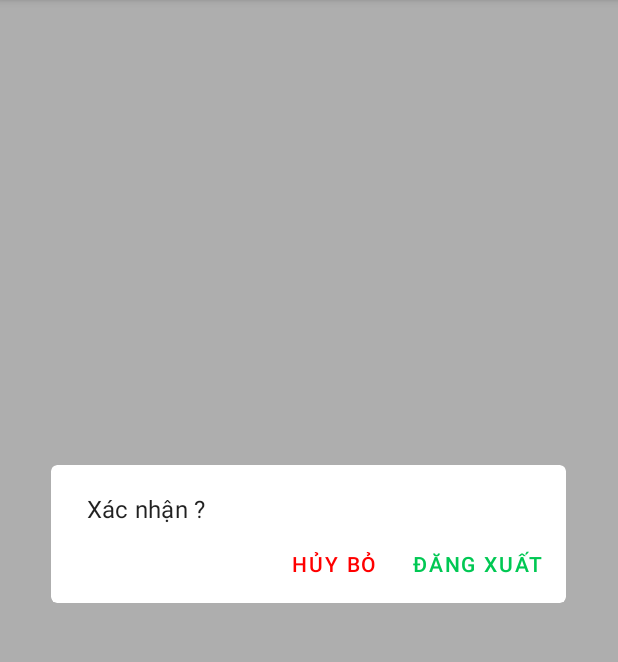
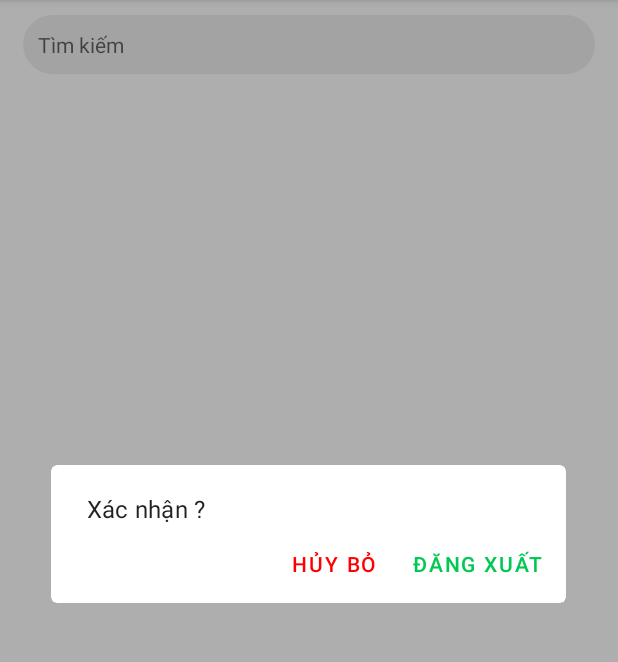
Before and after one commit to VNDaDra/Orecha, an Android app: the fragment ContactFragment placed in its activity, in the options menu, after a tap on "Đăng xuất", on a phone screen of 412 x 824 dp, the part 84-746 px from its top. Run offline under Robolectric (Android 15) with nearby library versions, the phone set to English and light mode, and no system bars; our stand-ins replace CircleImageView, Firebase (no records; nobody signed in at launch, a user with empty details on screens opened directly).

```diff
--- a/app/src/main/java/edu/dadra/orecha/Main/ChatListFragment.java
+++ b/app/src/main/java/edu/dadra/orecha/Main/ChatListFragment.java
@@ -1,9 +1,12 @@
 package edu.dadra.orecha.Main;
 
 import android.os.Bundle;
+import android.text.Editable;
+import android.text.TextWatcher;
 import android.view.LayoutInflater;
 import android.view.View;
 import android.view.ViewGroup;
+import android.widget.EditText;
 
 import androidx.fragment.app.Fragment;
 import androidx.recyclerview.widget.LinearLayoutManager;
@@ -36,6 +39,7 @@ public class ChatListFragment extends Fragment {
     private FirebaseUser firebaseUser;
     private CollectionReference contactRef;
 
+    private EditText searchBar;
 
     @Override
     public void onCreate(Bundle savedInstanceState) {
@@ -48,22 +52,52 @@ public class ChatListFragment extends Fragment {
         chatListFragmentView = inflater.inflate(R.layout.fragment_chatlist, container, false);
 
         init();
+        searchBar = chatListFragmentView.findViewById(R.id.chat_list_search_bar);
 
         contactRef = db.collection("contacts").document(firebaseUser.getUid())
                 .collection("userContacts");
-        Query query = contactRef.whereEqualTo("hasChat", true).orderBy("lastMessageTime", Query.Direction.DESCENDING);
-
-        FirestoreRecyclerOptions<Friends> options = new FirestoreRecyclerOptions.Builder<Friends>()
+        Query query = contactRef.whereEqualTo("hasChat", true)
+                .orderBy("lastMessageTime", Query.Direction.DESCENDING);
+        FirestoreRecyclerOptions<Friends> defaultOptions = new FirestoreRecyclerOptions.Builder<Friends>()
                 .setQuery(query, Friends.class).build();
-        chatListAdapter = new ChatListAdapter(options);
+        chatListAdapter = new ChatListAdapter(defaultOptions);
         chatListAdapter.registerAdapterDataObserver(new RecyclerView.AdapterDataObserver() {
             @Override
             public void onItemRangeInserted(int positionStart, int itemCount) {
                 super.onItemRangeInserted(positionStart, itemCount);
             }
         });
+
         chatListAdapter.notifyDataSetChanged();
         chatListRecyclerView.setAdapter(chatListAdapter);
+
+        searchBar.addTextChangedListener(new TextWatcher() {
+            @Override
+            public void beforeTextChanged(CharSequence s, int start, int count, int after) {
+            }
+
+            @Override
+            public void onTextChanged(CharSequence s, int start, int before, int count) {
+                if (s.toString().trim().length() != 0) {
+                    Query filterQuery = db.collection("contacts").document(firebaseUser.getUid())
+                            .collection("userContacts")
+                            .whereEqualTo("hasChat", true)
+                            .orderBy("displayName", Query.Direction.ASCENDING)
+                            .startAt(s.toString().trim())
+                            .endAt(s.toString().trim() + "\uf8ff");
+                    FirestoreRecyclerOptions<Friends> filterOption = new FirestoreRecyclerOptions.Builder<Friends>()
+                            .setQuery(filterQuery, Friends.class).build();
+                    chatListAdapter.updateOptions(filterOption);
+                } else {
+                    chatListAdapter.updateOptions(defaultOptions);
+                }
+            }
+
+            @Override
+            public void afterTextChanged(Editable s) {
+
+            }
+        });
 
         return chatListFragmentView;
     }
--- a/app/src/main/java/edu/dadra/orecha/Main/ContactFragment.java
+++ b/app/src/main/java/edu/dadra/orecha/Main/ContactFragment.java
@@ -1,9 +1,12 @@
 package edu.dadra.orecha.Main;
 
 import android.os.Bundle;
+import android.text.Editable;
+import android.text.TextWatcher;
 import android.view.LayoutInflater;
 import android.view.View;
 import android.view.ViewGroup;
+import android.widget.EditText;
 
 import androidx.fragment.app.Fragment;
 import androidx.recyclerview.widget.LinearLayoutManager;
@@ -31,9 +34,11 @@ public class ContactFragment extends Fragment {
     private LinearLayoutManager linearLayoutManager;
     ContactAdapter contactAdapter;
 
-    private FirebaseUser user;
+    private FirebaseUser firebaseUser;
     private FirebaseFirestore db;
     private CollectionReference contactsRef;
+
+    private EditText searchBar;
 
     @Override
     public void onCreate(Bundle savedInstanceState) {
@@ -46,22 +51,50 @@ public class ContactFragment extends Fragment {
         contactFragmentView = inflater.inflate(R.layout.fragment_contact, container, false);
 
         init();
+        searchBar = contactFragmentView.findViewById(R.id.contact_search_bar);
 
-        contactsRef = db.collection("contacts").document(user.getUid())
+        contactsRef = db.collection("contacts").document(firebaseUser.getUid())
                 .collection("userContacts");
         Query query = contactsRef.orderBy("email", Query.Direction.ASCENDING);
 
-        FirestoreRecyclerOptions<Friends> options = new FirestoreRecyclerOptions.Builder<Friends>()
+        FirestoreRecyclerOptions<Friends> defaultOptions = new FirestoreRecyclerOptions.Builder<Friends>()
                 .setQuery(query, Friends.class).build();
-        contactAdapter = new ContactAdapter(options);
+        contactAdapter = new ContactAdapter(defaultOptions);
         contactAdapter.registerAdapterDataObserver(new RecyclerView.AdapterDataObserver() {
             @Override
             public void onItemRangeInserted(int positionStart, int itemCount) {
-                contactRecyclerView.scrollToPosition(contactAdapter.getItemCount() - 1);
+                super.onItemRangeInserted(positionStart, itemCount);
             }
         });
         contactAdapter.notifyDataSetChanged();
         contactRecyclerView.setAdapter(contactAdapter);
+
+        searchBar.addTextChangedListener(new TextWatcher() {
+            @Override
+            public void beforeTextChanged(CharSequence s, int start, int count, int after) {
+            }
+
+            @Override
+            public void onTextChanged(CharSequence s, int start, int before, int count) {
+                if (s.toString().trim().length() != 0) {
+                    Query filterQuery = db.collection("contacts").document(firebaseUser.getUid())
+                            .collection("userContacts")
+                            .orderBy("displayName", Query.Direction.ASCENDING)
+                            .startAt(s.toString().trim())
+                            .endAt(s.toString().trim() + "\uf8ff");
+                    FirestoreRecyclerOptions<Friends> filterOption = new FirestoreRecyclerOptions.Builder<Friends>()
+                            .setQuery(filterQuery, Friends.class).build();
+                    contactAdapter.updateOptions(filterOption);
+                } else {
+                    contactAdapter.updateOptions(defaultOptions);
+                }
+            }
+
+            @Override
+            public void afterTextChanged(Editable s) {
+
+            }
+        });
 
         return contactFragmentView;
     }
@@ -72,7 +105,7 @@ public class ContactFragment extends Fragment {
                 LinearLayoutManager.VERTICAL, false);
         contactRecyclerView.setLayoutManager(linearLayoutManager);
         db = FirebaseFirestore.getInstance();
-        user = FirebaseAuth.getInstance().getCurrentUser();
+        firebaseUser = FirebaseAuth.getInstance().getCurrentUser();
     }
 
 
--- a/app/src/main/java/edu/dadra/orecha/MainActivity.java
+++ b/app/src/main/java/edu/dadra/orecha/MainActivity.java
@@ -76,7 +76,6 @@ public class MainActivity extends AppCompatActivity {
 
         setSupportActionBar(toolbar);
         getSupportActionBar().setDisplayShowTitleEnabled(false);
-
 
         moveToProfileActivity();
     }
--- a/app/src/main/res/drawable/receiver_message.xml
+++ b/app/src/main/res/drawable/receiver_message.xml
@@ -1,4 +1,4 @@
 <shape xmlns:android="http://schemas.android.com/apk/res/android" android:shape="rectangle">
-    <solid android:color="#fff" />
+    <solid android:color="@color/gray200" />
     <corners android:topLeftRadius="5dp" android:radius="16dp" />
 </shape>
--- /dev/null
+++ b/app/src/main/res/drawable/search_bar.xml
@@ -0,0 +1,7 @@
+<?xml version="1.0" encoding="utf-8"?>
+<shape xmlns:android="http://schemas.android.com/apk/res/android"
+    android:shape="rectangle">
+    <solid android:color="@color/gray200"/>
+    <corners android:radius="25dp"/>
+
+</shape>
--- a/app/src/main/res/layout/fragment_chatlist.xml
+++ b/app/src/main/res/layout/fragment_chatlist.xml
@@ -7,14 +7,32 @@
     android:layout_height="match_parent"
     tools:context=".Main.ChatListFragment">
 
+    <EditText
+        android:id="@+id/chat_list_search_bar"
+        android:layout_width="match_parent"
+        android:layout_height="wrap_content"
+        android:background="@drawable/search_bar"
+        android:hint="@string/search"
+        android:layout_marginHorizontal="15dp"
+        android:padding="10dp"
+        android:singleLine="true"
+        android:textSize="14sp"
+        android:inputType="text"
+        android:imeOptions="actionSearch"
+        app:layout_constraintBottom_toTopOf="@+id/rv_chat_list"
+        app:layout_constraintEnd_toEndOf="parent"
+        app:layout_constraintStart_toStartOf="parent"
+        app:layout_constraintTop_toTopOf="parent"/>
+
     <androidx.recyclerview.widget.RecyclerView
         android:id="@+id/rv_chat_list"
         android:layout_width="0dp"
         android:layout_height="0dp"
         app:layout_constraintBottom_toBottomOf="parent"
         app:layout_constraintEnd_toEndOf="parent"
+        app:layout_constraintHorizontal_bias="0.0"
         app:layout_constraintStart_toStartOf="parent"
-        app:layout_constraintTop_toTopOf="parent">
+        app:layout_constraintTop_toBottomOf="@id/chat_list_search_bar">
 
     </androidx.recyclerview.widget.RecyclerView>
 
--- a/app/src/main/res/layout/item_message_receiver.xml
+++ b/app/src/main/res/layout/item_message_receiver.xml
@@ -12,7 +12,7 @@
         android:id="@+id/message_body"
         android:layout_width="wrap_content"
         android:layout_height="wrap_content"
-        android:minWidth="50dp"
+        android:minWidth="45dp"
         android:background="@drawable/receiver_message"
         android:paddingVertical="5dp"
         android:paddingHorizontal="10dp"
--- a/app/src/main/res/layout/item_message_sender.xml
+++ b/app/src/main/res/layout/item_message_sender.xml
@@ -11,7 +11,7 @@
         android:id="@+id/message_body"
         android:layout_width="wrap_content"
         android:layout_height="wrap_content"
-        android:minWidth="50dp"
+        android:minWidth="45dp"
         android:maxWidth="250dp"
         android:background="@drawable/sender_message"
         android:textColor="#FFF"
```
Also changed, not shown: app/src/main/java/edu/dadra/orecha/Adapter/ChatListAdapter.java (+5 -6 lines), app/src/main/res/layout/fragment_contact.xml (+18 -1 lines).
